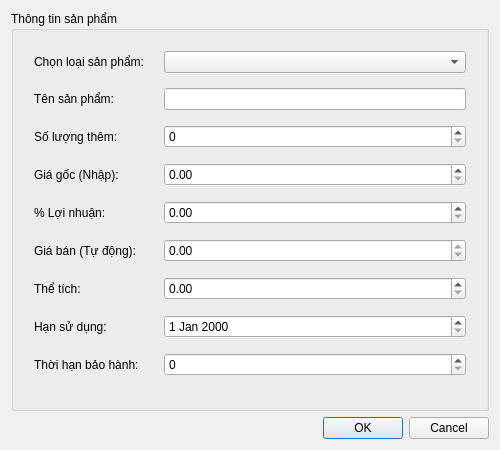
Old version of the form addProductToStore.ui in the repository DuongNguyen0210/StoreProject.
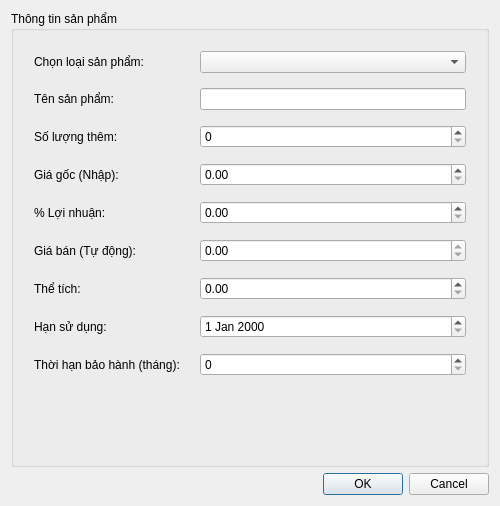
New version of the form. Icons and pictures are not drawn.

The edit to the form file:
```diff
--- a/addProductToStore.ui
+++ b/addProductToStore.ui
@@ -7,7 +7,7 @@
     <x>0</x>
     <y>0</y>
     <width>500</width>
-    <height>450</height>
+    <height>506</height>
    </rect>
   </property>
   <property name="windowTitle">
@@ -129,7 +129,7 @@
       <item row="8" column="0">
        <widget class="QLabel" name="labelAddProducWarranty">
         <property name="text">
-         <string>Thời hạn bảo hành:</string>
+         <string>Thời hạn bảo hành (tháng):</string>
         </property>
        </widget>
       </item>
```
